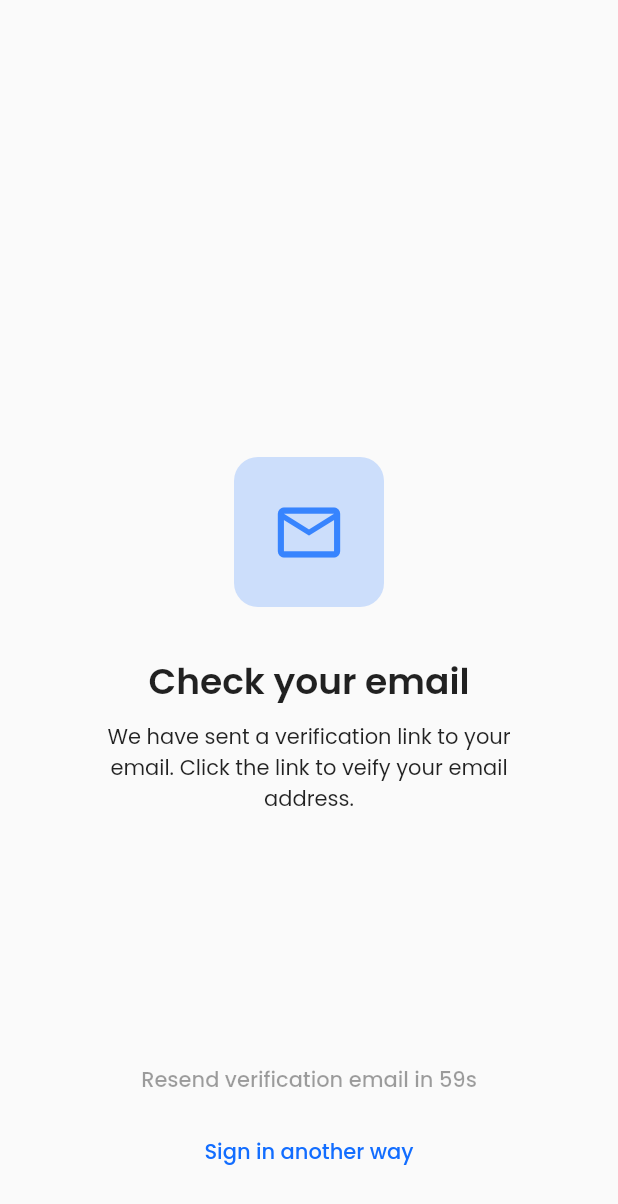
After one commit to zS1L3NT/soundroid-v2, a Flutter app: the VerifyEmailScreen screen opened by its route, on a phone screen of 412 x 824 dp. The commit adds this screen. Shown: the top 1204 px of the screen. Run offline on Flutter 3.47's test engine with Material 2 defaults, Android fonts, the phone set to English and light mode, and no system bars; our stand-ins replace auto_size_text, firebase_core, hive_flutter, marquee, transparent_image; missing offline and left inert: indexed; accounts and stored records are empty.

Commit message:
✨ verify email screen

```diff
--- a/lib/main.dart
+++ b/lib/main.dart
@@ -10,6 +10,7 @@ import 'package:soundroid/screens/main.dart';
 import 'package:soundroid/screens/playlist.dart';
 import 'package:soundroid/screens/signin.dart';
 import 'package:soundroid/screens/signup.dart';
+import 'package:soundroid/screens/verify_email.dart';
 import 'package:soundroid/widgets/app/scroll_behaviour.dart';
 
 void main() async {
@@ -62,6 +63,7 @@ class MyApp extends StatelessWidget {
         AuthScreen.routeName: (context) => const AuthScreen(),
         SigninScreen.routeName: (context) => const SigninScreen(),
         SignupScreen.routeName: (context) => const SignupScreen(),
+        VerifyEmailScreen.routeName: (context) => const VerifyEmailScreen(),
       },
     );
   }
--- a/lib/screens/signup.dart
+++ b/lib/screens/signup.dart
@@ -1,4 +1,6 @@
 import 'package:flutter/material.dart';
+import 'package:soundroid/screens/verify_email.dart';
+import 'package:soundroid/utils/route_transition.dart';
 import 'package:soundroid/widgets/signup/appbar.dart';
 
 class SignupScreen extends StatefulWidget {
@@ -137,7 +139,15 @@ class _SignupScreenState extends State<SignupScreen> {
                 height: 45,
                 child: ElevatedButton(
                   onPressed: () {
-                    if (_formKey.currentState!.validate()) {}
+                    if (_formKey.currentState!.validate()) {
+                      Navigator.of(context).pushAndRemoveUntil(
+                        RouteTransition.slide(
+                          const VerifyEmailScreen(),
+                          from: const Offset(0.5, 0),
+                        ),
+                        (_) => false,
+                      );
+                    }
                   },
                   child: const Text(
                     "Register",
--- /dev/null
+++ b/lib/screens/verify_email.dart
@@ -0,0 +1,111 @@
+import 'dart:async';
+
+import 'package:flutter/material.dart';
+import 'package:soundroid/screens/main.dart';
+
+class VerifyEmailScreen extends StatefulWidget {
+  const VerifyEmailScreen({Key? key}) : super(key: key);
+
+  static const routeName = "/verify_email";
+
+  @override
+  State<VerifyEmailScreen> createState() => _VerifyEmailScreenState();
+}
+
+class _VerifyEmailScreenState extends State<VerifyEmailScreen> {
+  var _cooldown = 60;
+
+  @override
+  void initState() {
+    super.initState();
+
+    Timer(const Duration(seconds: 1), checkCooldown);
+
+    // ! Remove after prototyping stage
+    Timer(const Duration(seconds: 5), () {
+      Navigator.of(context).pushReplacementNamed(MainScreen.routeName);
+    });
+  }
+
+  void checkCooldown() {
+    if (_cooldown > 0) {
+      setState(() {
+        _cooldown--;
+      });
+      Timer(const Duration(seconds: 1), checkCooldown);
+    }
+  }
+
+  @override
+  Widget build(BuildContext context) {
+    return Scaffold(
+      body: Center(
+        child: Column(
+          children: [
+            const Spacer(flex: 2),
+            ClipRRect(
+              borderRadius: BorderRadius.circular(16),
+              child: Container(
+                width: 100,
+                height: 100,
+                color: Theme.of(context).primaryColorLight,
+                child: Icon(
+                  Icons.email_outlined,
+                  size: 50,
+                  color: Theme.of(context).primaryColorDark,
+                ),
+              ),
+            ),
+            const SizedBox(height: 32),
+            const Text(
+              "Check your email",
+              style: TextStyle(
+                fontSize: 24,
+                fontWeight: FontWeight.w600,
+              ),
+            ),
+            const SizedBox(height: 8),
+            const SizedBox(
+              width: 300,
+              child: Text(
+                "We have sent a verification link to your email. Click the link to veify your email address.",
+                textAlign: TextAlign.center,
+              ),
+            ),
+            const Spacer(),
+            TextButton(
+              onPressed: _cooldown == 0
+                  ? () {
+                      setState(() {
+                        _cooldown = 60;
+                        Timer(const Duration(seconds: 1), checkCooldown);
+                      });
+                    }
+                  : null,
+              child: Text(
+                "Resend verification email${_cooldown > 0 ? " in ${_cooldown}s" : ""}",
+                style: const TextStyle(
+                  fontSize: 14,
+                  fontWeight: FontWeight.w500,
+                ),
+              ),
+            ),
+            TextButton(
+              onPressed: () {
+                Navigator.of(context).pushReplacementNamed("/auth");
+              },
+              child: const Text(
+                "Sign in another way",
+                style: TextStyle(
+                  fontSize: 14,
+                  fontWeight: FontWeight.w500,
+                ),
+              ),
+            ),
+            const SizedBox(height: 32),
+          ],
+        ),
+      ),
+    );
+  }
+}
```
